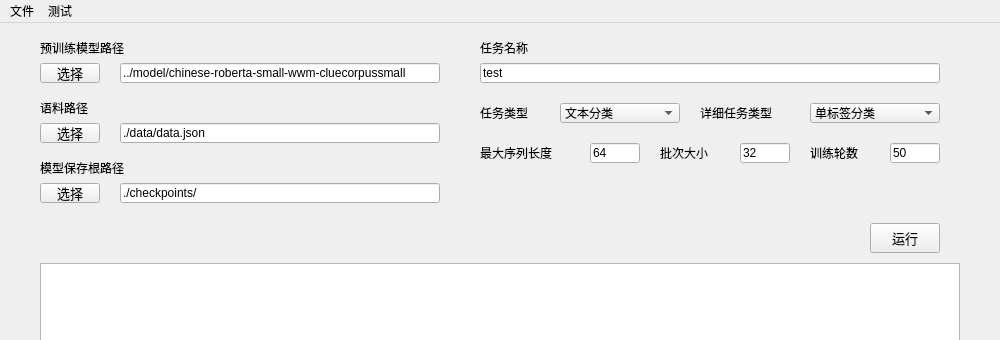
Qt form MainWindow.ui (hoohooer/NLP_Pytorch_Main) before a commit; both pictures show x 0 to 1000 and y 0 to 340 of the 1000 by 800 pixel window.
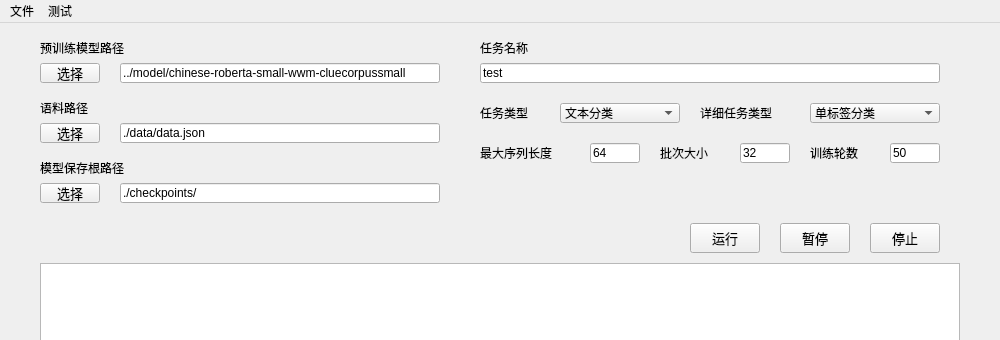
The same form after that commit. Icons and pictures are not drawn.

```diff
--- a/MainWindow.ui
+++ b/MainWindow.ui
@@ -45,7 +45,7 @@
      <rect>
       <x>40</x>
       <y>10</y>
-      <width>320</width>
+      <width>120</width>
       <height>30</height>
      </rect>
     </property>
@@ -115,7 +115,7 @@
      <rect>
       <x>40</x>
       <y>70</y>
-      <width>320</width>
+      <width>120</width>
       <height>30</height>
      </rect>
     </property>
@@ -131,7 +131,7 @@
      <rect>
       <x>40</x>
       <y>130</y>
-      <width>320</width>
+      <width>120</width>
       <height>30</height>
      </rect>
     </property>
@@ -215,7 +215,7 @@
    <widget class="QPushButton" name="pushButton_RunParse">
     <property name="geometry">
      <rect>
-      <x>870</x>
+      <x>690</x>
       <y>200</y>
       <width>70</width>
       <height>30</height>
@@ -585,6 +585,50 @@
      <string>TLoss:0.000000</string>
     </property>
    </widget>
+   <widget class="QPushButton" name="pushButton_StopParse">
+    <property name="geometry">
+     <rect>
+      <x>870</x>
+      <y>200</y>
+      <width>70</width>
+      <height>30</height>
+     </rect>
+    </property>
+    <property name="font">
+     <font>
+      <family>宋体</family>
+      <pointsize>10</pointsize>
+     </font>
+    </property>
+    <property name="styleSheet">
+     <string notr="true"/>
+    </property>
+    <property name="text">
+     <string>停止</string>
+    </property>
+   </widget>
+   <widget class="QPushButton" name="pushButton_Pause">
+    <property name="geometry">
+     <rect>
+      <x>780</x>
+      <y>200</y>
+      <width>70</width>
+      <height>30</height>
+     </rect>
+    </property>
+    <property name="font">
+     <font>
+      <family>宋体</family>
+      <pointsize>10</pointsize>
+     </font>
+    </property>
+    <property name="styleSheet">
+     <string notr="true"/>
+    </property>
+    <property name="text">
+     <string>暂停</string>
+    </property>
+   </widget>
   </widget>
   <widget class="QMenuBar" name="menubar">
    <property name="geometry">
```
Left out of the diff: 9 changed lines with no effect on the pictures.
